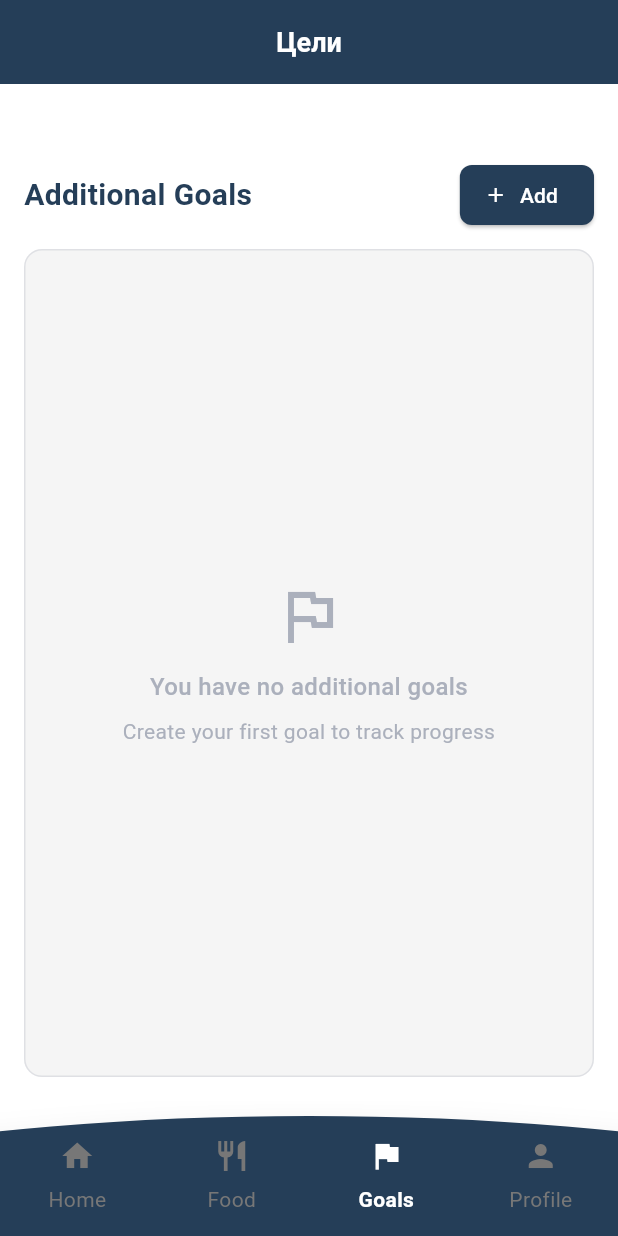
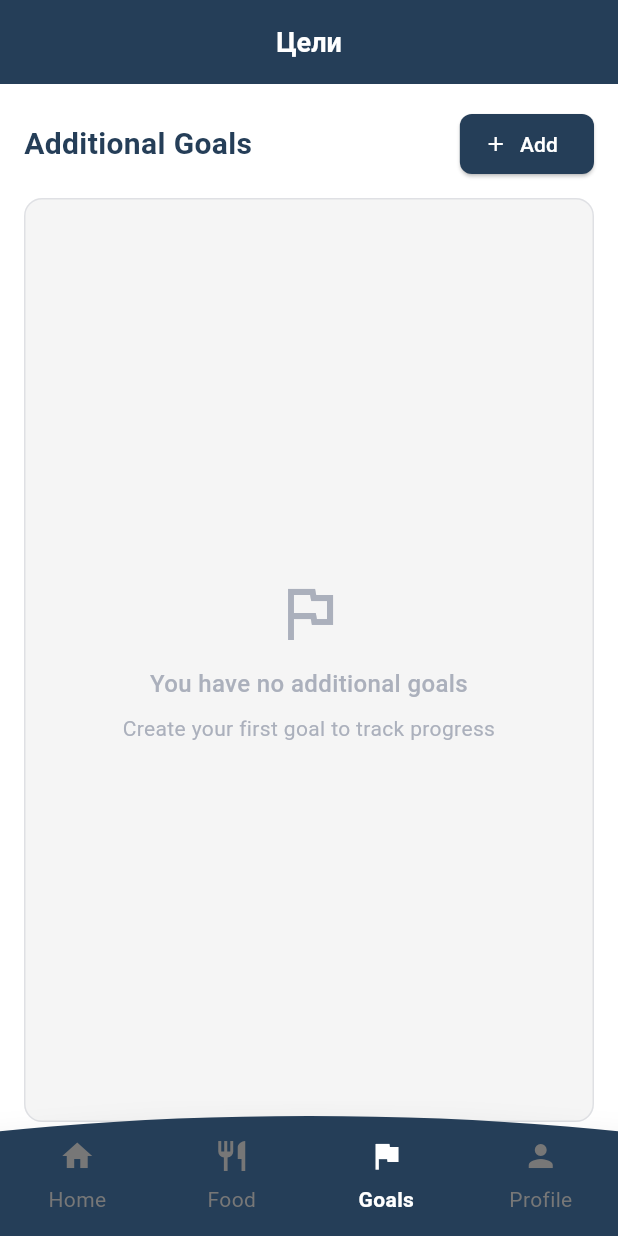
Before and after one commit to Nykolayr/tochka_balansa, a Flutter app: the MainPage screen opened by its route, item 3 of the bottom bar chosen, on a phone screen of 412 x 824 dp. Run offline on Flutter 3.47's test engine with Material 3 defaults, Android fonts, the phone set to English and light mode, and no system bars; our stand-ins replace bloc, dio, equatable, flutter_bloc, flutter_secure_storage, flutter_svg and 9 more; missing offline and left inert: flutter_easylogger, flutter_keyboard_size; accounts and stored records are empty.

Commit message:
fix: system

```diff
--- a/lib/presentation/pages/main/main_page.dart
+++ b/lib/presentation/pages/main/main_page.dart
@@ -97,27 +97,18 @@ class _MainPageState extends State<MainPage> {
               },
               child: Scaffold(
                 resizeToAvoidBottomInset: false,
-                extendBodyBehindAppBar: true,
+                extendBody: true, // Добавляем это чтобы контент шел под табами
                 backgroundColor: AppColor.white,
                 appBar: PreferredSize(
                   preferredSize: Size.fromHeight(56),
                   child: MainPages.values[selectedIndex].appBar,
                 ),
-                bottomNavigationBar: Stack(
-                  children: [
-                    // Овальный фон
-                    const OvalBottomBar(),
-                    // Кнопки навигации поверх
-                    NavigationButtons(
-                      selectedIndex: selectedIndex,
-                      onItemTapped: onItemTapped,
-                    ),
-                  ],
-                ),
                 body: Stack(
                   children: [
                     Padding(
-                      padding: const EdgeInsets.only(top: 90),
+                      padding: const EdgeInsets.only(
+                        bottom: 60,
+                      ), // Добавляем отступ снизу
                       child: PageView(
                         physics: const NeverScrollableScrollPhysics(),
                         controller: pageController,
@@ -134,6 +125,21 @@ class _MainPageState extends State<MainPage> {
                         child: CircularProgressIndicator(color: AppColor.white),
                       ),
                     ],
+                    // Овал с табами поверх контента
+                    Positioned(
+                      left: 0,
+                      right: 0,
+                      bottom: 0,
+                      child: Stack(
+                        children: [
+                          const OvalBottomBar(),
+                          NavigationButtons(
+                            selectedIndex: selectedIndex,
+                            onItemTapped: onItemTapped,
+                          ),
+                        ],
+                      ),
+                    ),
                   ],
                 ),
               ),
```
